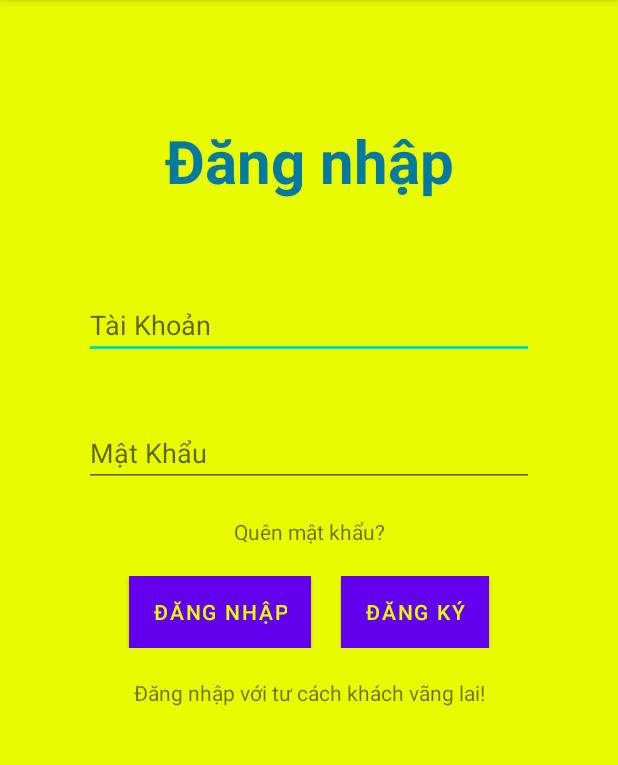
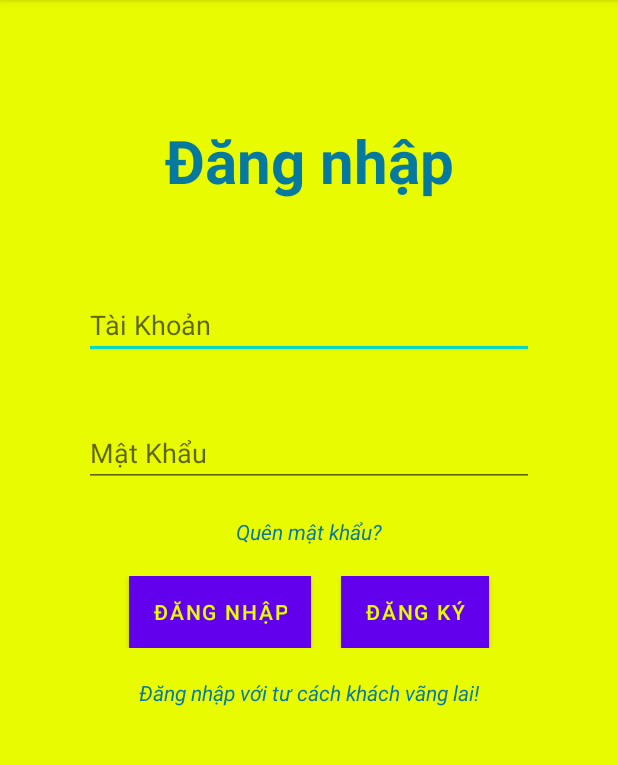
Before and after one commit to Vietdut710/Project, an Android app: the screen it shows after launch (MainActivity), on a phone screen of 412 x 824 dp, the part 84-849 px from its top. Run offline under Robolectric (Android 15) with nearby library versions, the phone set to English and light mode, and no system bars; plain views replace AwesomeTextInputLayout.

Commit message:
update login

```diff
--- a/app/src/main/res/layout/activity_login.xml
+++ b/app/src/main/res/layout/activity_login.xml
@@ -58,6 +58,8 @@
         app:layout_constraintStart_toStartOf="parent"
         app:layout_constraintEnd_toEndOf="parent"
         android:layout_marginTop="20dp"
+        android:textStyle="italic"
+        android:textColor="@color/string_blue"
         android:text="@string/forgetpass"
         />
     <LinearLayout
@@ -96,6 +98,8 @@
         app:layout_constraintStart_toStartOf="parent"
         app:layout_constraintEnd_toEndOf="parent"
         android:layout_marginTop="20dp"
+        android:textStyle="italic"
+        android:textColor="@color/string_blue"
         android:text="@string/guestlogin"
         />
 
```
